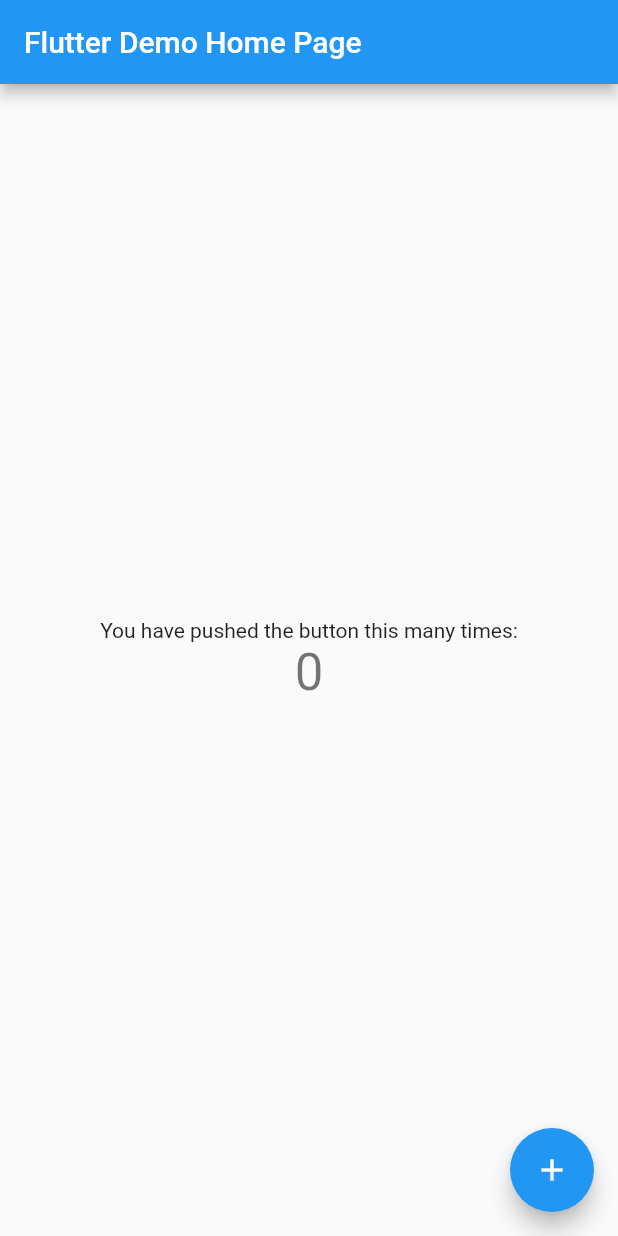
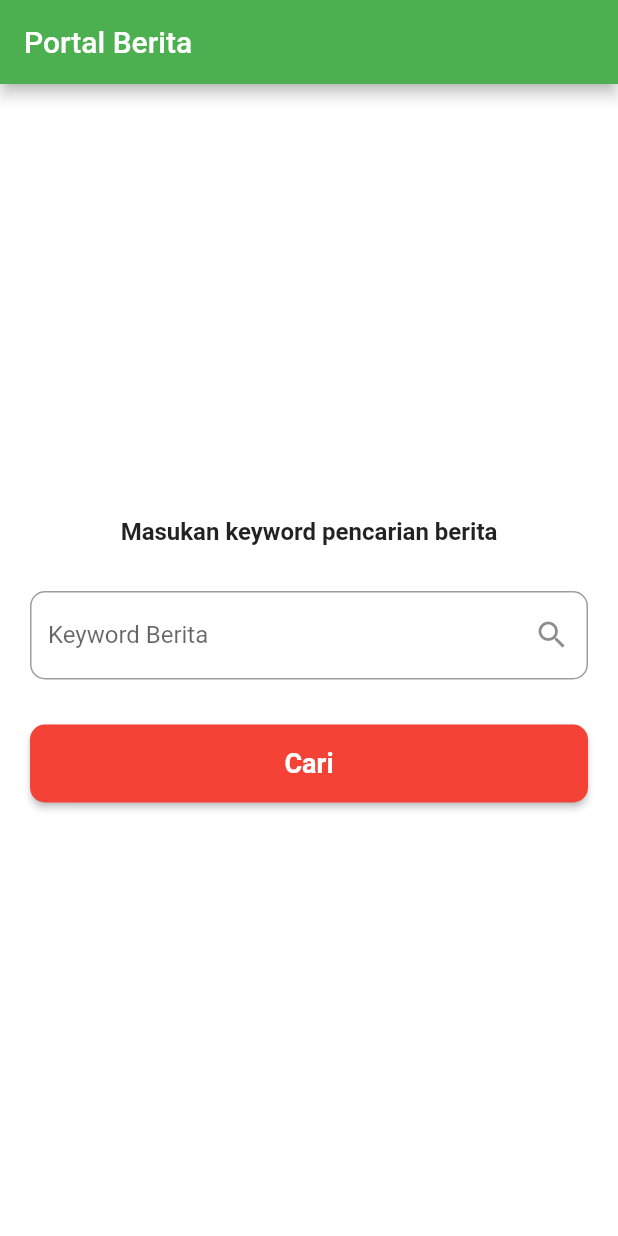
Before and after one commit to rio45ka/Portal-Berita, a Flutter app: the screen it shows after launch, on a phone screen of 412 x 824 dp. Run offline on Flutter 3.47's test engine with Material 2 defaults, Android fonts, the phone set to English and light mode, and no system bars; our stand-ins replace bloc, dio, equatable, flutter_bloc; generated files the repository leaves out were written again.

Commit message:
add parameter keywor and page to bloc, change time connection timeOut

```diff
--- a/lib/bloc/bloc/news_list_event.dart
+++ b/lib/bloc/bloc/news_list_event.dart
@@ -2,4 +2,23 @@ part of 'news_list_bloc.dart';
 
 abstract class NewsListEvent extends Equatable {
   const NewsListEvent();
+
+  @override
+  List<Object> get props => [];
 }
+
+class FetchNews extends NewsListEvent {
+  final String keyword;
+  final String page;
+
+  const FetchNews(this.keyword, this.page);
+
+  @override
+  List<Object> get props => [keyword, page];
+
+  @override
+  String toString() {
+    return 'Search news { keyword: $keyword, page: $page}';
+  }
+
+}
--- a/lib/common/const.dart
+++ b/lib/common/const.dart
@@ -0,0 +1,3 @@
+class Const {
+  static final String apiKeyNews = '518c02a784454862943938982fb22d81';
+}
--- a/lib/main.dart
+++ b/lib/main.dart
@@ -1,111 +1,25 @@
 import 'package:flutter/material.dart';
+import 'package:flutter_bloc/flutter_bloc.dart';
+import 'package:portalberita/bloc/bloc/news_list_bloc.dart';
+import 'package:portalberita/ui/home/home_page.dart';
 
-void main() => runApp(MyApp());
+void main() {
+  runApp(BlocProvider<NewsListBloc>(
+    create: (context) => NewsListBloc(),
+    child: MyApp(),
+  ));
+}
 
 class MyApp extends StatelessWidget {
-  // This widget is the root of your application.
   @override
   Widget build(BuildContext context) {
     return MaterialApp(
-      title: 'Flutter Demo',
+      title: 'Portal berita',
       theme: ThemeData(
-        // This is the theme of your application.
-        //
-        // Try running your application with "flutter run". You'll see the
-        // application has a blue toolbar. Then, without quitting the app, try
-        // changing the primarySwatch below to Colors.green and then invoke
-        // "hot reload" (press "r" in the console where you ran "flutter run",
-        // or simply save your changes to "hot reload" in a Flutter IDE).
-        // Notice that the counter didn't reset back to zero; the application
-        // is not restarted.
-        primarySwatch: Colors.blue,
+        primarySwatch: Colors.green,
+        canvasColor: Colors.transparent,
       ),
-      home: MyHomePage(title: 'Flutter Demo Home Page'),
+      home: HomePage(),
     );
   }
 }
-
-class MyHomePage extends StatefulWidget {
-  MyHomePage({Key key, this.title}) : super(key: key);
-
-  // This widget is the home page of your application. It is stateful, meaning
-  // that it has a State object (defined below) that contains fields that affect
-  // how it looks.
-
-  // This class is the configuration for the state. It holds the values (in this
-  // case the title) provided by the parent (in this case the App widget) and
-  // used by the build method of the State. Fields in a Widget subclass are
-  // always marked "final".
-
-  final String title;
-
-  @override
-  _MyHomePageState createState() => _MyHomePageState();
-}
-
-class _MyHomePageState extends State<MyHomePage> {
-  int _counter = 0;
-
-  void _incrementCounter() {
-    setState(() {
-      // This call to setState tells the Flutter framework that something has
-      // changed in this State, which causes it to rerun the build method below
-      // so that the display can reflect the updated values. If we changed
-      // _counter without calling setState(), then the build method would not be
-      // called again, and so nothing would appear to happen.
-      _counter++;
-    });
-  }
-
-  @override
-  Widget build(BuildContext context) {
-    // This method is rerun every time setState is called, for instance as done
-    // by the _incrementCounter method above.
-    //
-    // The Flutter framework has been optimized to make rerunning build methods
-    // fast, so that you can just rebuild anything that needs updating rather
-    // than having to individually change instances of widgets.
-    return Scaffold(
-      appBar: AppBar(
-        // Here we take the value from the MyHomePage object that was created by
-        // the App.build method, and use it to set our appbar title.
-        title: Text(widget.title),
-      ),
-      body: Center(
-        // Center is a layout widget. It takes a single child and positions it
-        // in the middle of the parent.
-        child: Column(
-          // Column is also a layout widget. It takes a list of children and
-          // arranges them vertically. By default, it sizes itself to fit its
-          // children horizontally, and tries to be as tall as its parent.
-          //
-          // Invoke "debug painting" (press "p" in the console, choose the
-          // "Toggle Debug Paint" action from the Flutter Inspector in Android
-          // Studio, or the "Toggle Debug Paint" command in Visual Studio Code)
-          // to see the wireframe for each widget.
-          //
-          // Column has various properties to control how it sizes itself and
-          // how it positions its children. Here we use mainAxisAlignment to
-          // center the children vertically; the main axis here is the vertical
-          // axis because Columns are vertical (the cross axis would be
-          // horizontal).
-          mainAxisAlignment: MainAxisAlignment.center,
-          children: <Widget>[
-            Text(
-              'You have pushed the button this many times:',
-            ),
-            Text(
-              '$_counter',
-              style: Theme.of(context).textTheme.display1,
-            ),
-          ],
-        ),
-      ),
-      floatingActionButton: FloatingActionButton(
-        onPressed: _incrementCounter,
-        tooltip: 'Increment',
-        child: Icon(Icons.add),
-      ), // This trailing comma makes auto-formatting nicer for build methods.
-    );
-  }
-}
--- a/lib/repository/news_repository.dart
+++ b/lib/repository/news_repository.dart
@@ -0,0 +1,8 @@
+import 'package:portalberita/models/news.dart';
+import 'package:portalberita/repository/api_provider.dart';
+
+class NewsRepository {
+  ApiProvider _apiProvider = ApiProvider();
+
+  Future<NewsResponse> getNews({String keyword, String page}) => _apiProvider.getNews(keyword, page);
+}
--- a/lib/repository/repositories.dart
+++ b/lib/repository/repositories.dart
@@ -0,0 +1,2 @@
+export 'news_repository.dart';
+export 'api_provider.dart';
--- /dev/null
+++ b/lib/ui/home/home_page.dart
@@ -0,0 +1,100 @@
+import 'package:flutter/material.dart';
+import 'package:portalberita/ui/news_list/news_list_page.dart';
+import 'package:portalberita/utils/utils.dart';
+
+class HomePage extends StatefulWidget {
+  @override
+  _HomePageState createState() => _HomePageState();
+}
+
+class _HomePageState extends State<HomePage> {
+  final _formKey = GlobalKey<FormState>();
+  String _searchKeyword = "";
+
+  @override
+  Widget build(BuildContext context) {
+    return Scaffold(
+      backgroundColor: Colors.white,
+      appBar: AppBar(title: Text('Portal Berita')),
+      body: _body(context),
+    );
+  }
+
+  Widget _body(BuildContext context) {
+    final buildBtn = () {
+      return SizedBox(
+        height: 52.0,
+        width: double.infinity,
+        child: RaisedButton(
+          onPressed: () {
+            if (_formKey.currentState.validate()) {
+              _openPageNewsList();
+            }
+          },
+          child: Text(
+            'Cari',
+            style: TextStyle(
+              color: Colors.white,
+              fontWeight: FontWeight.bold,
+              fontSize: 18.0,
+            ),
+          ),
+          shape: RoundedRectangleBorder(
+            borderRadius: BorderRadius.circular(10),
+          ),
+          color: Colors.red,
+        ),
+      );
+    };
+
+    final buildInputKeyword = () {
+      return TextFormField(
+          validator: (value) {
+            if (value.isEmpty) {
+              return 'Tidak boleh kosong!';
+            }
+            return null;
+          },
+          decoration: InputDecoration(
+            labelText: 'Keyword Berita',
+            suffixIcon: Icon(Icons.search),
+            border: OutlineInputBorder(
+              borderRadius: BorderRadius.all(
+                Radius.circular(10.0),
+              ),
+            ),
+          ),
+          onSaved: (value) => _searchKeyword = value);
+    };
+
+    return Center(
+      child: Form(
+        key: _formKey,
+        child: Padding(
+          padding: const EdgeInsets.symmetric(horizontal: 20.0),
+          child: Column(
+            mainAxisSize: MainAxisSize.min,
+            children: <Widget>[
+              Text(
+                'Masukan keyword pencarian berita',
+                style: TextStyle(
+                  fontSize: 16.0,
+                  fontWeight: FontWeight.bold,
+                ),
+              ),
+              SizedBox(height: 30.0),
+              buildInputKeyword(),
+              SizedBox(height: 30.0),
+              buildBtn(),
+            ],
+          ),
+        ),
+      ),
+    );
+  }
+
+  void _openPageNewsList() {
+    _formKey.currentState.save();
+    pageOpen(context, NewsListPage(keywordNews: _searchKeyword));
+  }
+}
```
Also changed, not shown: lib/bloc/bloc/news_list_bloc.dart (+26 -1 lines), lib/bloc/bloc/news_list_state.dart (+17 -1 lines), lib/common/loading.dart (added, +22 -0 lines), lib/common/widget/item_news_widget.dart (+80 -0 lines), lib/repository/api_provider.dart (+10 -9 lines), lib/ui/news_list/news_list_page.dart (+67 -0 lines), lib/utils/ui_background.dart (added, +34 -0 lines), lib/utils/utils.dart (added, +8 -0 lines), 3 other files.
